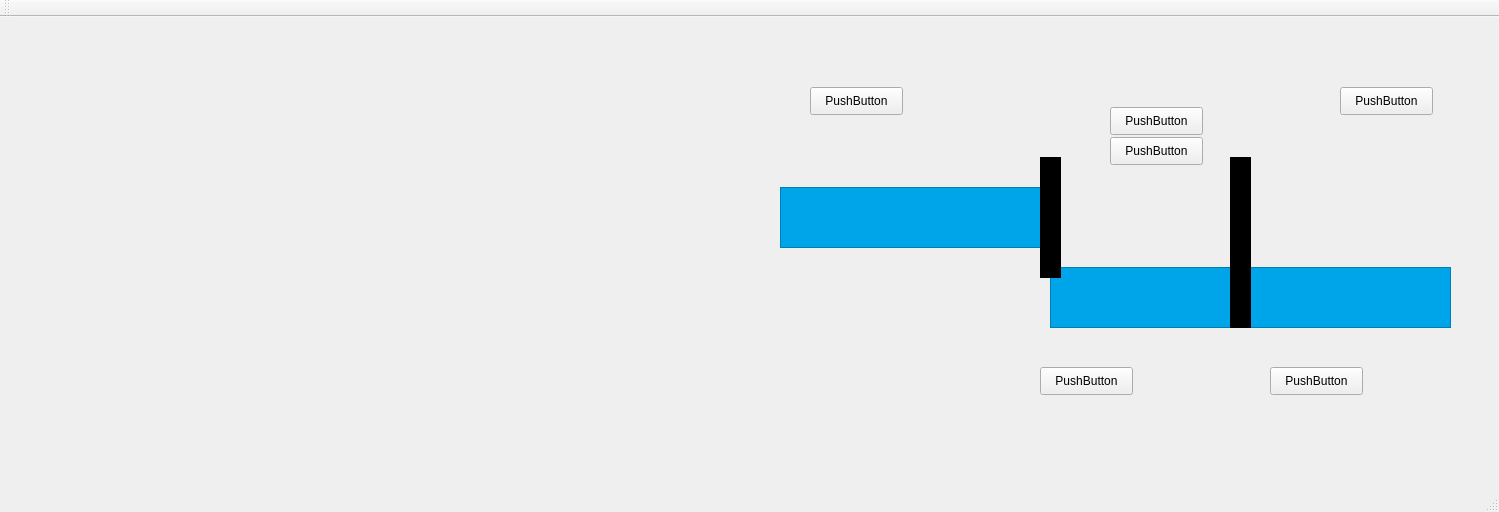
Above: Projet_IHM/Automatique/mainwindow.ui from qwendling/TPNote_IHM before the change. Below: the same form after it.
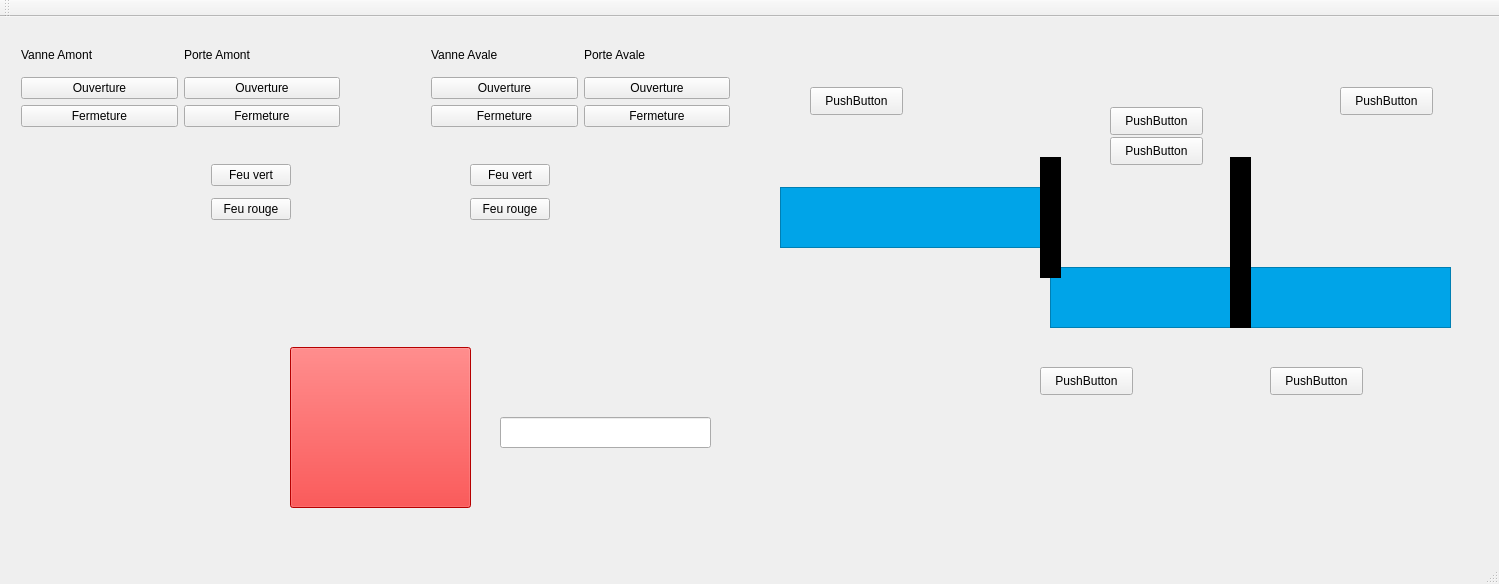
That is the form after the change. The open tabs and pages were chosen to show the change. Icons and pictures are not drawn.

Commit message: Ajout manuelle dans  visu auto

```diff
--- a/Projet_IHM/Automatique/mainwindow.ui
+++ b/Projet_IHM/Automatique/mainwindow.ui
@@ -7,7 +7,7 @@
     <x>0</x>
     <y>0</y>
     <width>1499</width>
-    <height>512</height>
+    <height>584</height>
    </rect>
   </property>
   <property name="windowTitle">
@@ -376,31 +376,427 @@
     <property name="geometry">
      <rect>
       <x>0</x>
-      <y>10</y>
+      <y>0</y>
       <width>771</width>
-      <height>441</height>
+      <height>641</height>
      </rect>
     </property>
     <property name="currentIndex">
      <number>1</number>
     </property>
     <widget class="QWidget" name="page">
-     <zorder>verticalLayoutWidget</zorder>
-     <zorder>StopButton</zorder>
-     <zorder>PorteDroite</zorder>
-     <zorder>Bateau1</zorder>
-     <zorder>Rouge2</zorder>
-     <zorder>BordBas_2</zorder>
-     <zorder>Authentification</zorder>
-     <zorder>Vert1</zorder>
-     <zorder>Rouge1</zorder>
-     <zorder>BordBas</zorder>
-     <zorder>PorteGauche</zorder>
-     <zorder>label</zorder>
-     <zorder>BateauMilieu</zorder>
-     <zorder>Cabane</zorder>
-     <zorder>Bateau2</zorder>
-     <zorder>Vert2</zorder>
+     <widget class="QWidget" name="horizontalLayoutWidget_3">
+      <property name="geometry">
+       <rect>
+        <x>200</x>
+        <y>130</y>
+        <width>151</width>
+        <height>91</height>
+       </rect>
+      </property>
+      <layout class="QHBoxLayout" name="horizontalLayout_19">
+       <item>
+        <layout class="QVBoxLayout" name="verticalLayout_15">
+         <item>
+          <widget class="QPushButton" name="pushButton_20">
+           <property name="text">
+            <string>Feu vert</string>
+           </property>
+          </widget>
+         </item>
+         <item>
+          <widget class="QPushButton" name="pushButton_25">
+           <property name="text">
+            <string>Feu rouge</string>
+           </property>
+          </widget>
+         </item>
+        </layout>
+       </item>
+       <item>
+        <layout class="QVBoxLayout" name="verticalLayout_16">
+         <item>
+          <widget class="QLabel" name="label_15">
+           <property name="text">
+            <string/>
+           </property>
+           <property name="pixmap">
+            <pixmap resource="images.qrc">:/pics/RessourcesGraph/GreenFire.png</pixmap>
+           </property>
+           <property name="scaledContents">
+            <bool>true</bool>
+           </property>
+          </widget>
+         </item>
+         <item>
+          <widget class="QLabel" name="label_16">
+           <property name="text">
+            <string/>
+           </property>
+           <property name="pixmap">
+            <pixmap resource="images.qrc">:/pics/RessourcesGraph/RedFire.png</pixmap>
+           </property>
+           <property name="scaledContents">
+            <bool>true</bool>
+           </property>
+          </widget>
+         </item>
+        </layout>
+       </item>
+      </layout>
+     </widget>
+     <widget class="QWidget" name="horizontalLayoutWidget">
+      <property name="geometry">
+       <rect>
+        <x>10</x>
+        <y>10</y>
+        <width>341</width>
+        <height>111</height>
+       </rect>
+      </property>
+      <layout class="QHBoxLayout" name="PanneauAmont_3">
+       <item>
+        <layout class="QVBoxLayout" name="VanneAmont_9">
+         <item>
+          <widget class="QLabel" name="TitreVam_3">
+           <property name="enabled">
+            <bool>true</bool>
+           </property>
+           <property name="text">
+            <string>Vanne Amont</string>
+           </property>
+           <property name="margin">
+            <number>0</number>
+           </property>
+          </widget>
+         </item>
+         <item>
+          <layout class="QVBoxLayout" name="ButtonVam_3">
+           <item>
+            <layout class="QHBoxLayout" name="PanneauBtnOVav_3">
+             <item>
+              <widget class="QPushButton" name="BtnOVam_3">
+               <property name="text">
+                <string>Ouverture</string>
+               </property>
+              </widget>
+             </item>
+            </layout>
+           </item>
+           <item>
+            <layout class="QHBoxLayout" name="PanneauBtnFVam_3">
+             <item>
+              <widget class="QPushButton" name="BtnFVam_3">
+               <property name="text">
+                <string>Fermeture</string>
+               </property>
+              </widget>
+             </item>
+            </layout>
+           </item>
+          </layout>
+         </item>
+        </layout>
+       </item>
+       <item>
+        <layout class="QVBoxLayout" name="VanneAmont_10">
+         <item>
+          <widget class="QLabel" name="TitrePam_3">
+           <property name="enabled">
+            <bool>true</bool>
+           </property>
+           <property name="text">
+            <string>Porte Amont</string>
+           </property>
+           <property name="margin">
+            <number>0</number>
+           </property>
+          </widget>
+         </item>
+         <item>
+          <layout class="QVBoxLayout" name="verticalLayout_17">
+           <item>
+            <layout class="QHBoxLayout" name="horizontalLayout_20">
+             <item>
+              <widget class="QPushButton" name="pushButton_26">
+               <property name="text">
+                <string>Ouverture</string>
+               </property>
+              </widget>
+             </item>
+            </layout>
+           </item>
+           <item>
+            <layout class="QHBoxLayout" name="horizontalLayout_21">
+             <item>
+              <widget class="QPushButton" name="pushButton_27">
+               <property name="text">
+                <string>Fermeture</string>
+               </property>
+              </widget>
+             </item>
+            </layout>
+           </item>
+          </layout>
+         </item>
+        </layout>
+       </item>
+      </layout>
+     </widget>
+     <widget class="QWidget" name="horizontalLayoutWidget_6">
+      <property name="geometry">
+       <rect>
+        <x>420</x>
+        <y>130</y>
+        <width>141</width>
+        <height>91</height>
+       </rect>
+      </property>
+      <layout class="QHBoxLayout" name="horizontalLayout_22">
+       <item>
+        <layout class="QVBoxLayout" name="verticalLayout_18">
+         <item>
+          <widget class="QLabel" name="label_17">
+           <property name="text">
+            <string/>
+           </property>
+           <property name="pixmap">
+            <pixmap resource="images.qrc">:/pics/RessourcesGraph/GreenFire.png</pixmap>
+           </property>
+           <property name="scaledContents">
+            <bool>true</bool>
+           </property>
+          </widget>
+         </item>
+         <item>
+          <widget class="QLabel" name="label_18">
+           <property name="text">
+            <string/>
+           </property>
+           <property name="pixmap">
+            <pixmap resource="images.qrc">:/pics/RessourcesGraph/RedFire.png</pixmap>
+           </property>
+           <property name="scaledContents">
+            <bool>true</bool>
+           </property>
+          </widget>
+         </item>
+        </layout>
+       </item>
+       <item>
+        <layout class="QVBoxLayout" name="verticalLayout_19">
+         <item>
+          <widget class="QPushButton" name="pushButton_28">
+           <property name="text">
+            <string>Feu vert</string>
+           </property>
+          </widget>
+         </item>
+         <item>
+          <widget class="QPushButton" name="pushButton_29">
+           <property name="text">
+            <string>Feu rouge</string>
+           </property>
+          </widget>
+         </item>
+        </layout>
+       </item>
+      </layout>
+     </widget>
+     <widget class="QLineEdit" name="lineEdit">
+      <property name="geometry">
+       <rect>
+        <x>500</x>
+        <y>400</y>
+        <width>211</width>
+        <height>31</height>
+       </rect>
+      </property>
+     </widget>
+     <widget class="QPushButton" name="pushButton_30">
+      <property name="geometry">
+       <rect>
+        <x>290</x>
+        <y>330</y>
+        <width>181</width>
+        <height>161</height>
+       </rect>
+      </property>
+      <property name="styleSheet">
+       <string notr="true">background-color: red;</string>
+      </property>
+      <property name="text">
+       <string/>
+      </property>
+     </widget>
+     <widget class="QLabel" name="label_3">
+      <property name="geometry">
+       <rect>
+        <x>30</x>
+        <y>310</y>
+        <width>681</width>
+        <height>61</height>
+       </rect>
+      </property>
+      <property name="text">
+       <string/>
+      </property>
+      <property name="pixmap">
+       <pixmap resource="images.qrc">:/pics/RessourcesGraph/BordBas.png</pixmap>
+      </property>
+      <property name="scaledContents">
+       <bool>true</bool>
+      </property>
+     </widget>
+     <widget class="QWidget" name="horizontalLayoutWidget_2">
+      <property name="geometry">
+       <rect>
+        <x>420</x>
+        <y>10</y>
+        <width>321</width>
+        <height>111</height>
+       </rect>
+      </property>
+      <layout class="QHBoxLayout" name="horizontalLayout_23">
+       <item>
+        <layout class="QVBoxLayout" name="VanneAmont_11">
+         <item>
+          <widget class="QLabel" name="label_19">
+           <property name="enabled">
+            <bool>true</bool>
+           </property>
+           <property name="text">
+            <string>Vanne Avale</string>
+           </property>
+           <property name="margin">
+            <number>0</number>
+           </property>
+          </widget>
+         </item>
+         <item>
+          <layout class="QVBoxLayout" name="verticalLayout_20">
+           <item>
+            <layout class="QHBoxLayout" name="horizontalLayout_24">
+             <item>
+              <widget class="QPushButton" name="pushButton_31">
+               <property name="text">
+                <string>Ouverture</string>
+               </property>
+              </widget>
+             </item>
+            </layout>
+           </item>
+           <item>
+            <layout class="QHBoxLayout" name="horizontalLayout_25">
+             <item>
+              <widget class="QPushButton" name="pushButton_32">
+               <property name="text">
+                <string>Fermeture</string>
+               </property>
+              </widget>
+             </item>
+            </layout>
+           </item>
+          </layout>
+         </item>
+        </layout>
+       </item>
+       <item>
+        <layout class="QVBoxLayout" name="VanneAmont_12">
+         <item>
+          <widget class="QLabel" name="label_20">
+           <property name="enabled">
+            <bool>true</bool>
+           </property>
+           <property name="text">
+            <string>Porte Avale</string>
+           </property>
+           <property name="margin">
+            <number>0</number>
+           </property>
+          </widget>
+         </item>
+         <item>
+          <layout class="QVBoxLayout" name="verticalLayout_21">
+           <item>
+            <layout class="QHBoxLayout" name="horizontalLayout_26">
+             <item>
+              <widget class="QPushButton" name="pushButton_33">
+               <property name="text">
+                <string>Ouverture</string>
+               </property>
+              </widget>
+             </item>
+            </layout>
+           </item>
+           <item>
+            <layout class="QHBoxLayout" name="horizontalLayout_27">
+             <item>
+              <widget class="QPushButton" name="pushButton_34">
+               <property name="text">
+                <string>Fermeture</string>
+               </property>
+              </widget>
+             </item>
+            </layout>
+           </item>
+          </layout>
+         </item>
+        </layout>
+       </item>
+      </layout>
+     </widget>
+     <widget class="QLabel" name="label_21">
+      <property name="geometry">
+       <rect>
+        <x>40</x>
+        <y>180</y>
+        <width>671</width>
+        <height>61</height>
+       </rect>
+      </property>
+      <property name="text">
+       <string/>
+      </property>
+      <property name="pixmap">
+       <pixmap resource="images.qrc">:/pics/RessourcesGraph/BordHaut.png</pixmap>
+      </property>
+      <property name="scaledContents">
+       <bool>true</bool>
+      </property>
+     </widget>
+     <widget class="QLabel" name="PorteDroite_2">
+      <property name="geometry">
+       <rect>
+        <x>510</x>
+        <y>230</y>
+        <width>41</width>
+        <height>91</height>
+       </rect>
+      </property>
+      <property name="text">
+       <string/>
+      </property>
+      <property name="pixmap">
+       <pixmap resource="images.qrc">:/pics/RessourcesGraph/Porte.png</pixmap>
+      </property>
+     </widget>
+     <widget class="QLabel" name="PorteGauche_2">
+      <property name="geometry">
+       <rect>
+        <x>240</x>
+        <y>230</y>
+        <width>47</width>
+        <height>91</height>
+       </rect>
+      </property>
+      <property name="text">
+       <string/>
+      </property>
+      <property name="pixmap">
+       <pixmap resource="images.qrc">:/pics/RessourcesGraph/Porte.png</pixmap>
+      </property>
+     </widget>
     </widget>
     <widget class="QWidget" name="page_2">
      <widget class="QWidget" name="verticalLayoutWidget">
```
Left out of the diff: 120 changed lines with no effect on the pictures.
